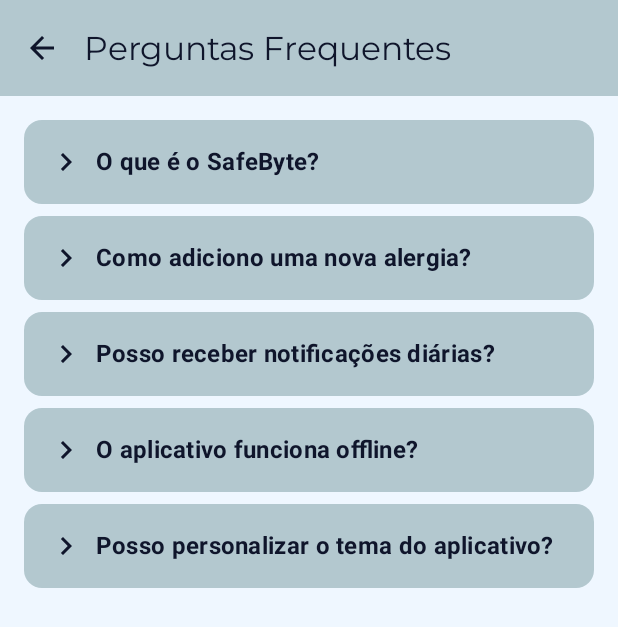
After one commit to ceulazur/Safe-Byte---Projeto-Integrado-3, an Android app built with Jetpack Compose: the FAQScreen screen opened through its navigation route, on a phone screen of 412 x 824 dp. The commit adds this screen. Shown: the top 627 px of the screen. Run offline under Robolectric (Android 15) with nearby library versions, the phone set to English and light mode, and no system bars.

Commit message:
feat: criando tela de FAQ

```diff
--- a/app/src/main/java/com/example/safebyte/navigation/NavGraph.kt
+++ b/app/src/main/java/com/example/safebyte/navigation/NavGraph.kt
@@ -21,6 +21,7 @@
 import androidx.navigation.navArgument
 import com.example.safebyte.ui.screens.AllergyHistoryScreen
 import com.example.safebyte.ui.screens.DoctorProfileScreen
+import com.example.safebyte.ui.screens.FAQScreen
 import com.example.safebyte.ui.screens.LoginScreen
 import com.example.safebyte.ui.screens.SettingsScreen
 import com.example.safebyte.ui.screens.SignUpScreen
@@ -101,6 +102,10 @@
             MyAllergiesScreen(navController = navController)
         }
 
+        composable("faq") {
+            FAQScreen(onNavigateBack = { navController.popBackStack() })
+        }
+
         // Info Alergias
         composable("allergies_info") {
             AllergyInfoScreen(navController = navController)
@@ -121,7 +126,8 @@
             SettingsScreen(
                 viewModel = settingsViewModel,
                 onNavigateBack = { navController.popBackStack() },
-                onNavigateMyAllergies = { navController.navigate("my_allergies") }
+                onNavigateMyAllergies = { navController.navigate("my_allergies") },
+                onNavigateFAQ = { navController.navigate("faq") }
             )
         }
 
--- /dev/null
+++ b/app/src/main/java/com/example/safebyte/ui/screens/FAQScreen.kt
@@ -0,0 +1,146 @@
+package com.example.safebyte.ui.screens
+
+import androidx.compose.foundation.layout.Arrangement
+import androidx.compose.foundation.layout.Column
+import androidx.compose.foundation.layout.Row
+import androidx.compose.foundation.layout.Spacer
+import androidx.compose.foundation.layout.fillMaxSize
+import androidx.compose.foundation.layout.fillMaxWidth
+import androidx.compose.foundation.layout.height
+import androidx.compose.foundation.layout.padding
+import androidx.compose.material.icons.Icons
+import androidx.compose.material.icons.automirrored.filled.KeyboardArrowRight
+import androidx.compose.material.icons.filled.ArrowBack
+import androidx.compose.material.icons.filled.KeyboardArrowDown
+import androidx.compose.material3.Card
+import androidx.compose.material3.CardDefaults
+import androidx.compose.material3.ExperimentalMaterial3Api
+import androidx.compose.material3.Icon
+import androidx.compose.material3.IconButton
+import androidx.compose.material3.MaterialTheme
+import androidx.compose.material3.Scaffold
+import androidx.compose.material3.Text
+import androidx.compose.material3.TopAppBar
+import androidx.compose.material3.TopAppBarDefaults
+import androidx.compose.runtime.Composable
+import androidx.compose.runtime.mutableStateOf
+import androidx.compose.runtime.remember
+import androidx.compose.ui.Alignment
+import androidx.compose.ui.Modifier
+import androidx.compose.ui.graphics.vector.rememberVectorPainter
+import androidx.compose.ui.text.font.FontWeight
+import androidx.compose.ui.unit.dp
+
+@OptIn(ExperimentalMaterial3Api::class)
+@Composable
+fun FAQScreen(
+    onNavigateBack: () -> Unit,
+) {
+    val faqs = listOf(
+        FAQ(
+            "O que é o SafeByte?",
+            "SafeByte é um aplicativo de gerenciamento de alergias que ajuda você a monitorar e controlar suas condições alérgicas de forma simples e eficaz."
+        ),
+        FAQ(
+            "Como adiciono uma nova alergia?",
+            "Na tela de Minhas Alergias, você pode clicar no botão '+' para adicionar uma nova alergia, inserindo detalhes como nome, sintomas e nível de gravidade."
+        ),
+        FAQ(
+            "Posso receber notificações diárias?",
+            "Sim! Na tela de Configurações, você pode ativar notificações diárias para lembretes importantes sobre suas alergias e cuidados."
+        ),
+        FAQ(
+            "O aplicativo funciona offline?",
+            "A maioria das funcionalidades do SafeByte está disponível offline. No entanto, alguns recursos como sincronização de dados podem exigir conexão à internet."
+        ),
+        FAQ(
+            "Posso personalizar o tema do aplicativo?",
+            "Com certeza! Na tela de Configurações, você pode alternar entre o tema claro e o tema escuro de acordo com sua preferência."
+        )
+    )
+
+    Scaffold(
+        topBar = {
+            TopAppBar(
+                title = { Text("Perguntas Frequentes") },
+                navigationIcon = {
+                    IconButton(onClick = onNavigateBack) {
+                        Icon(
+                            Icons.Default.ArrowBack,
+                            contentDescription = "Voltar",
+                            tint = MaterialTheme.colorScheme.onSecondaryContainer
+                        )
+                    }
+                },
+                colors = TopAppBarDefaults.topAppBarColors(
+                    containerColor = MaterialTheme.colorScheme.primary,
+                    titleContentColor = MaterialTheme.colorScheme.onSecondaryContainer
+                )
+            )
+        }
+    ) { paddingValues ->
+        Column(
+            modifier = Modifier
+                .fillMaxSize()
+                .padding(paddingValues)
+                .padding(16.dp),
+            verticalArrangement = Arrangement.spacedBy(8.dp)
+        ) {
+            faqs.forEach { faq ->
+                ExpandableFAQCard(faq)
+            }
+        }
+    }
+}
+
+data class FAQ(val question: String, val answer: String)
+
+@OptIn(ExperimentalMaterial3Api::class)
+@Composable
+fun ExpandableFAQCard(faq: FAQ) {
+    val isExpanded = remember { mutableStateOf(false) }
+
+    Card(
+        modifier = Modifier.fillMaxWidth(),
+        colors = CardDefaults.cardColors(
+            containerColor = MaterialTheme.colorScheme.primary
+        ),
+        onClick = { isExpanded.value = !isExpanded.value }
+    ) {
+        Column(modifier = Modifier.padding(16.dp)) {
+            Row(
+                modifier = Modifier.fillMaxWidth(),
+                verticalAlignment = Alignment.CenterVertically,
+                horizontalArrangement = Arrangement.spacedBy(8.dp)
+            ) {
+                Icon(
+                    painter = rememberVectorPainter(
+                        image = (
+                                if (isExpanded.value)
+                                    Icons.Default.KeyboardArrowDown
+                                else
+                                    Icons.AutoMirrored.Filled.KeyboardArrowRight
+                                )
+                    ),
+                    contentDescription = null,
+                    tint = MaterialTheme.colorScheme.onSecondaryContainer
+                )
+                Text(
+                    text = faq.question,
+                    style = MaterialTheme.typography.titleMedium,
+                    fontWeight = FontWeight.Bold,
+                    color = MaterialTheme.colorScheme.onSecondaryContainer
+                )
+            }
+
+            if (isExpanded.value) {
+                Spacer(modifier = Modifier.height(8.dp))
+                Text(
+                    text = faq.answer,
+                    color = MaterialTheme.colorScheme.onSecondaryContainer,
+                    style = MaterialTheme.typography.bodyMedium
+                )
+            }
+        }
+    }
+}
```
Also changed, not shown: app/src/main/java/com/example/safebyte/ui/screens/SettingsScreen.kt (+48 -2 lines).
